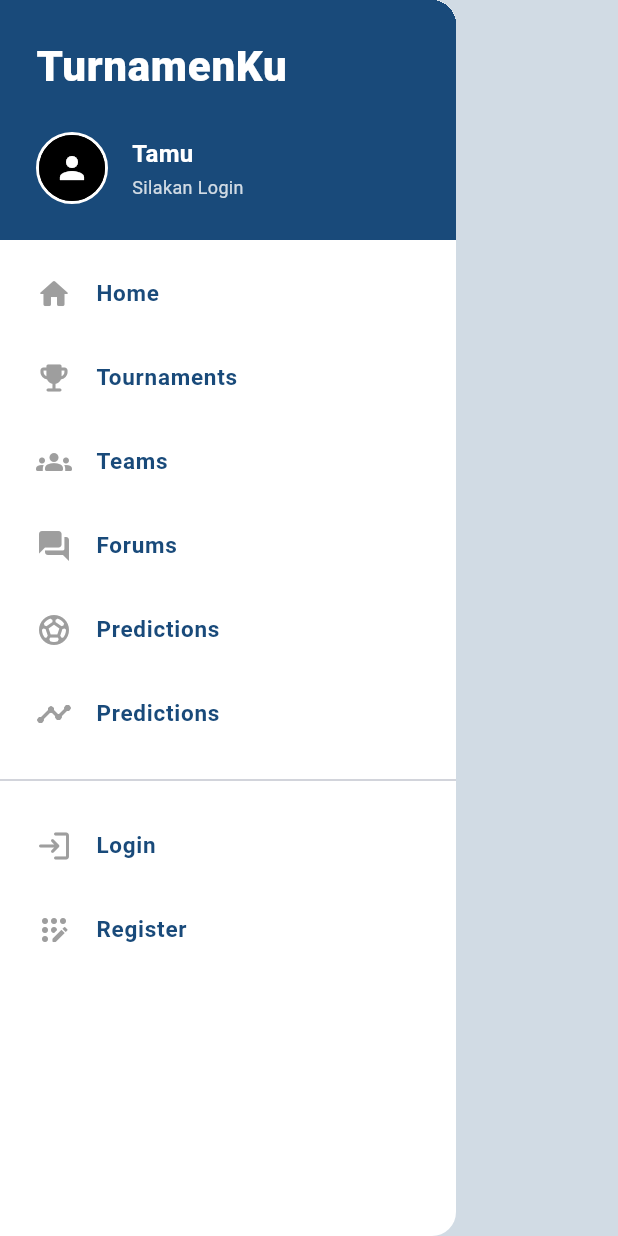
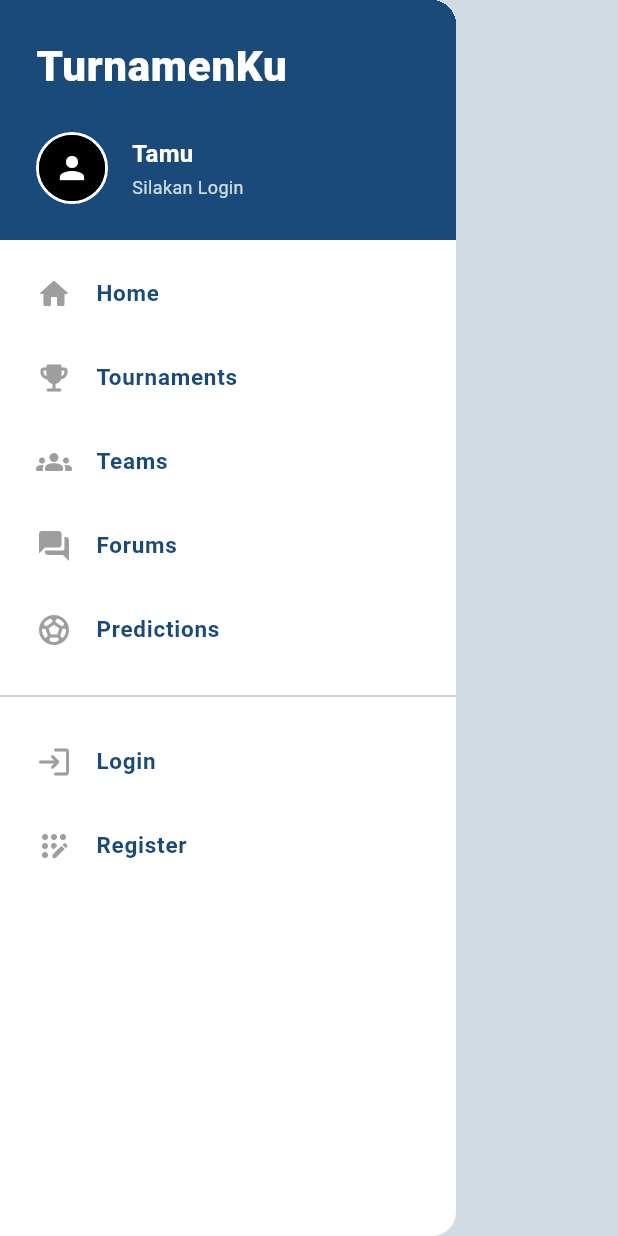
Before and after one commit to pbp-d12/turnamenku-mobile, a Flutter app: the LeftDrawer widget shown alone on an empty page, opened directly, on a phone screen of 412 x 824 dp. Run offline on Flutter 3.47's test engine with Material 3 defaults, Android fonts, the phone set to English and light mode, and no system bars; missing offline and left inert: pbp_django_auth; network calls fail; Roboto replaces fonts that are missing (Poppins).

Commit message:
adding prediction route page

```diff
--- a/lib/core/widgets/left_drawer.dart
+++ b/lib/core/widgets/left_drawer.dart
@@ -169,28 +169,13 @@ class LeftDrawer extends StatelessWidget {
               );
             },
           ),
-          _buildDrawerItem(
+           _buildDrawerItem(
             icon: Icons.sports_soccer_rounded,
             title: "Predictions",
             onTap: () {
-              Navigator.pop(context);
-              CustomSnackbar.show(
-                context,
-                "Fitur Predictions belum tersedia.",
-                SnackbarStatus.info,
-              );
-            },
-          ),
-          _buildDrawerItem(
-            icon: Icons.timeline_rounded, // Icon yang cocok untuk prediksi
-            title: "Predictions",
-            onTap: () {
-              // Tutup drawer lalu pindah halaman
-              // Menggunakan pushReplacement agar stack navigasi tidak menumpuk
               Navigator.pushReplacement(
                 context,
                 MaterialPageRoute(
-                  // Kirim userData agar drawer di halaman selanjutnya tetap konsisten
                   builder: (context) => PredictionPage(userData: userData),
                 ),
               );
```
